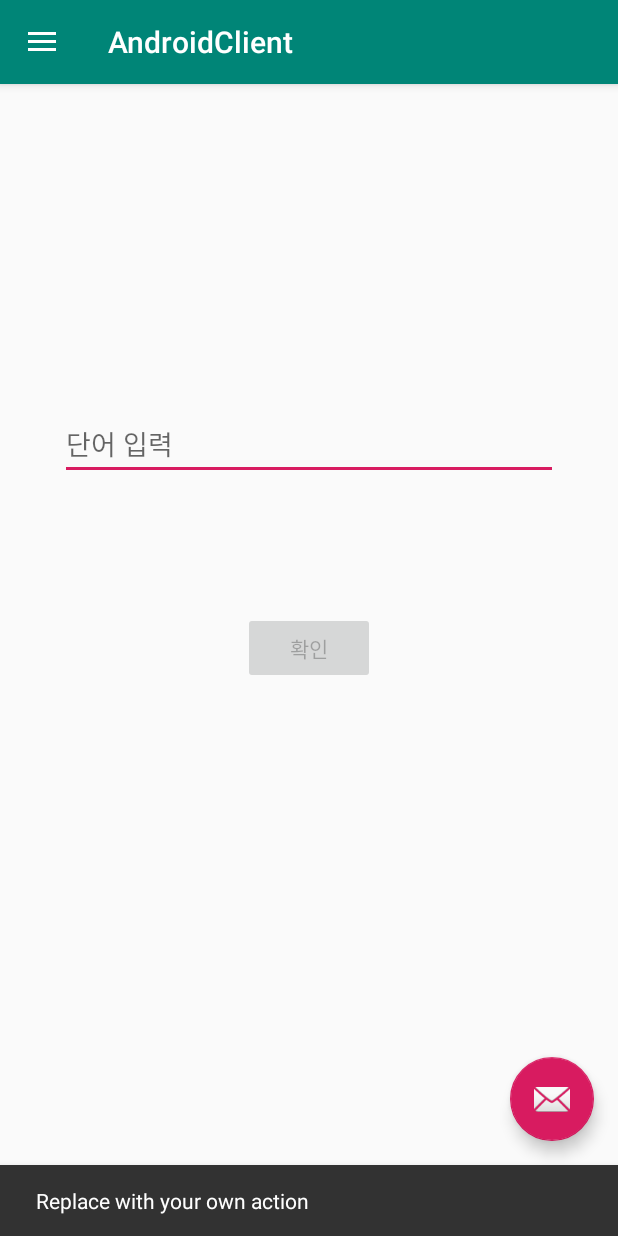
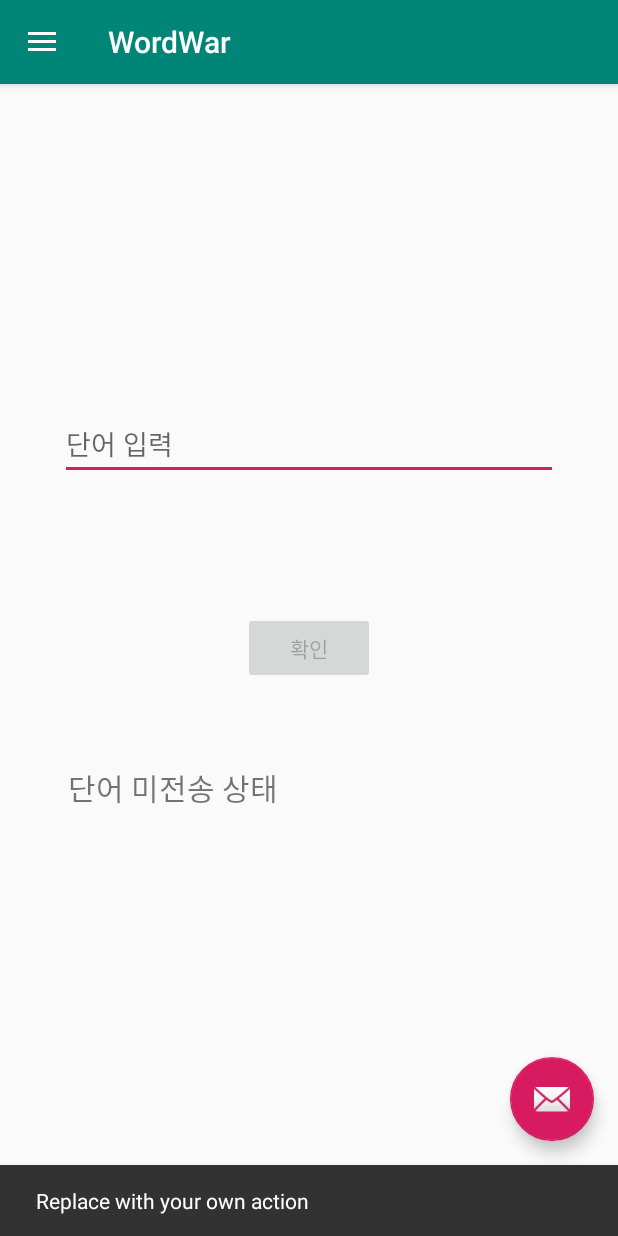
Before and after one commit to chrisais9/AdProject, an Android app: the MainActivity screen opened directly, with no data from a screen before it, in the side drawer, after a tap on "게임", on a phone screen of 412 x 824 dp. Run offline under Robolectric (Android 15) with nearby library versions, the phone set to English and light mode, and no system bars.

Commit message:
game 구현

```diff
--- a/AndroidClient/app/src/main/AndroidManifest.xml
+++ b/AndroidClient/app/src/main/AndroidManifest.xml
@@ -14,7 +14,7 @@
         android:theme="@style/AppTheme">
 
         <activity
-            android:name=".LoginActivity"
+            android:name=".AuthLoginActivity"
             android:label="@string/app_name"
             android:theme="@style/AppTheme.NoActionBar">
             <intent-filter>
--- a/AndroidClient/app/src/main/java/com/adproject/wordwar/LoginRequest.java
+++ b/AndroidClient/app/src/main/java/com/adproject/wordwar/AuthLoginRequest.java
@@ -1,10 +1,10 @@
 package com.adproject.wordwar;
 
-public class LoginRequest {
+public class AuthLoginRequest {
     private String username;
     private String password;
 
-    public LoginRequest(String username, String password) {
+    public AuthLoginRequest(String username, String password) {
         this.username = username;
         this.password = password;
     }
--- /dev/null
+++ b/AndroidClient/app/src/main/java/com/adproject/wordwar/AuthRegisterActivity.java
@@ -0,0 +1,6 @@
+package com.adproject.wordwar;
+
+public class AuthRegisterActivity {
+
+
+}
--- a/AndroidClient/app/src/main/java/com/adproject/wordwar/GameWordRequest.java
+++ b/AndroidClient/app/src/main/java/com/adproject/wordwar/GameWordRequest.java
@@ -15,4 +15,5 @@ public class GameWordRequest {
         this.word = word;
     }
 
+
 }
--- a/AndroidClient/app/src/main/java/com/adproject/wordwar/MainActivity.java
+++ b/AndroidClient/app/src/main/java/com/adproject/wordwar/MainActivity.java
@@ -20,6 +20,7 @@ public class MainActivity extends AppCompatActivity
         implements NavigationView.OnNavigationItemSelectedListener {
 
     GameFragment gameFragment;
+    MainFragment mainFragment;
 
     @Override
     protected void onCreate(Bundle savedInstanceState) {
@@ -44,8 +45,9 @@ public class MainActivity extends AppCompatActivity
         navigationView.setNavigationItemSelectedListener(this);
 
         gameFragment = new GameFragment();
+        mainFragment = new MainFragment();
 
-        setFrag(1);
+        setFrag(0);
     }
 
     @Override
@@ -58,7 +60,6 @@ public class MainActivity extends AppCompatActivity
         }
     }
 
-    @SuppressWarnings("StatementWithEmptyBody")
     @Override
     public boolean onNavigationItemSelected(MenuItem item) {
         // Handle navigation view item clicks here.
@@ -89,6 +90,10 @@ public class MainActivity extends AppCompatActivity
         FragmentManager fragmentManager = getSupportFragmentManager();
         FragmentTransaction fragmentTransaction = fragmentManager.beginTransaction();
         switch (n){
+            case 0:
+                fragmentTransaction.replace(R.id.main_frame, mainFragment);
+                fragmentTransaction.commit();
+                break;
 
             case 1:
                 fragmentTransaction.replace(R.id.main_frame, gameFragment);
--- /dev/null
+++ b/AndroidClient/app/src/main/java/com/adproject/wordwar/MainFragment.java
@@ -0,0 +1,28 @@
+package com.adproject.wordwar;
+
+import android.content.Context;
+import android.net.Uri;
+import android.os.Bundle;
+import android.support.v4.app.Fragment;
+import android.view.LayoutInflater;
+import android.view.View;
+import android.view.ViewGroup;
+
+
+/**
+ * A simple {@link Fragment} subclass.
+ * Activities that contain this fragment must implement the
+ * {@link MainFragment.OnFragmentInteractionListener} interface
+ * to handle interaction events.
+ * Use the {@link MainFragment#newInstance} factory method to
+ * create an instance of this fragment.
+ */
+public class MainFragment extends Fragment {
+
+    @Override
+    public View onCreateView(LayoutInflater inflater, ViewGroup container,
+                             Bundle savedInstanceState) {
+        // Inflate the layout for this fragment
+        return inflater.inflate(R.layout.fragment_main, container, false);
+    }
+}
--- a/AndroidClient/app/src/main/java/com/adproject/wordwar/RetrofitService.java
+++ b/AndroidClient/app/src/main/java/com/adproject/wordwar/RetrofitService.java
@@ -4,20 +4,19 @@ import retrofit2.Call;
 import retrofit2.http.Body;
 import retrofit2.http.GET;
 import retrofit2.http.POST;
-import retrofit2.http.Path;
 import retrofit2.http.Query;
 
 public interface RetrofitService {
     //public static final String baseURL = Resources.getSystem().getString(R.string.baseUrl);
-    public static final String baseURL = "http://172.30.1.36:8000/";
+    public static final String baseURL = "http://10.30.113.79:8000/";
 
     @POST("logintest/")
-    Call<LoginResponse> login(
-            @Body LoginRequest loginRequest
+    Call<AuthLoginResponse> login(
+            @Body AuthLoginRequest authLoginRequest
     );
 
     @GET("validword/")
     Call<GameWordResponse> setWord(
-            @Query ("word") GameWordRequest word
+            @Query ("word") String word
     );
 }
--- a/AndroidClient/app/src/main/res/layout/fragment_game.xml
+++ b/AndroidClient/app/src/main/res/layout/fragment_game.xml
@@ -19,9 +19,6 @@
         android:layout_marginEnd="24dp"
 
         android:hint="단어 입력"
-        android:imeActionLabel="Sign in"
-        android:imeOptions="actionDone"
-        android:inputType="textPassword"
         android:selectAllOnFocus="true"
         app:layout_constraintEnd_toEndOf="parent"
         app:layout_constraintStart_toStartOf="parent"
@@ -44,4 +41,20 @@
         app:layout_constraintTop_toBottomOf="@+id/wordinput"
         app:layout_constraintVertical_bias="0.2" />
 
+    <TextView
+        android:id="@+id/response"
+        android:layout_width="wrap_content"
+        android:layout_height="wrap_content"
+        android:layout_marginStart="8dp"
+        android:layout_marginEnd="8dp"
+        android:layout_marginBottom="8dp"
+        android:text="단어 미전송 상태"
+        android:textSize="20dp"
+        app:layout_constraintBottom_toBottomOf="parent"
+        app:layout_constraintEnd_toEndOf="parent"
+        app:layout_constraintHorizontal_bias="0.095"
+        app:layout_constraintStart_toStartOf="parent"
+        app:layout_constraintTop_toBottomOf="@+id/confirm"
+        app:layout_constraintVertical_bias="0.171" />
+
 </android.support.constraint.ConstraintLayout>
--- a/AndroidClient/app/src/main/res/values/strings.xml
+++ b/AndroidClient/app/src/main/res/values/strings.xml
@@ -1,5 +1,5 @@
 <resources>
-    <string name="app_name">AndroidClient</string>
+    <string name="app_name">WordWar</string>
     <string name="navigation_drawer_open">Open navigation drawer</string>
     <string name="navigation_drawer_close">Close navigation drawer</string>
     <string name="nav_header_title">Android Studio</string>
```
Also changed, not shown: AndroidClient/app/src/main/java/com/adproject/wordwar/AuthLoginActivity.java (renamed from AndroidClient/app/src/main/java/com/adproject/wordwar/LoginActivity.java, +7 -8 lines), AndroidClient/app/src/main/java/com/adproject/wordwar/AuthLoginData.java (renamed from AndroidClient/app/src/main/java/com/adproject/wordwar/LoginData.java, +10 -10 lines), AndroidClient/app/src/main/java/com/adproject/wordwar/AuthLoginResponse.java (renamed from AndroidClient/app/src/main/java/com/adproject/wordwar/LoginResponse.java, +1 -10 lines), AndroidClient/app/src/main/java/com/adproject/wordwar/GameFragment.java (+9 -2 lines), AndroidClient/app/src/main/java/com/adproject/wordwar/GameWordData.java (+7 -6 lines), AndroidClient/app/src/main/java/com/adproject/wordwar/GameWordResponse.java (+15 -2 lines), AndroidClient/app/src/main/res/layout/activity_register.xml (added, +92 -0 lines), AndroidClient/app/src/main/res/layout/fragment_main.xml (added, +16 -0 lines), 2 other files.
